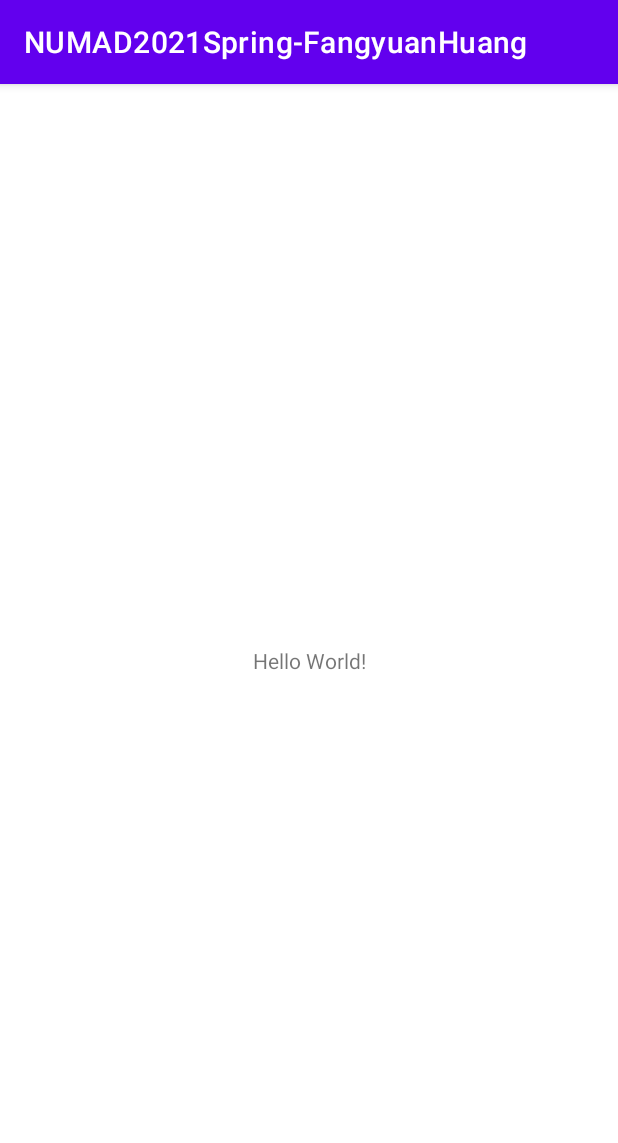
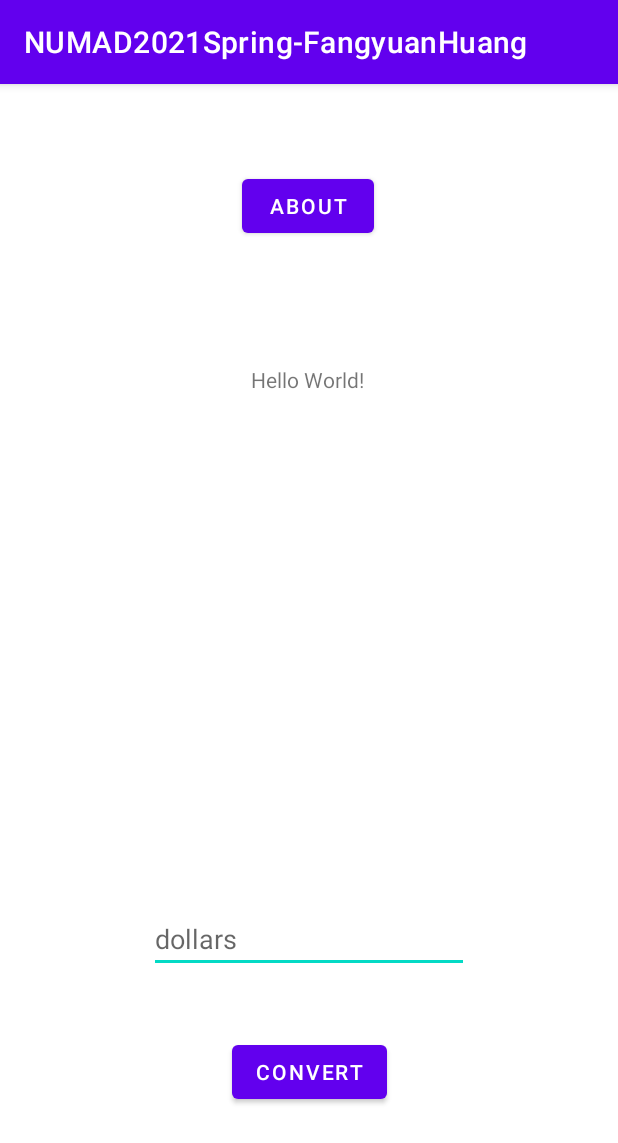
Before and after one commit to tobyatgithub/cs5520MobileAppDesign, an Android app: the screen it shows after launch (MainActivity), on a phone screen of 412 x 824 dp. Shown: the top 1143 px of the screen. Run offline under Robolectric (Android 15) with nearby library versions, the light colour scheme and no system bars.

Commit message:
checking ppoint... kind of working.

```diff
--- a/NUMAD2021Spring-FangyuanHuang/app/src/main/java/edu/neu/madcourse/numad2021spring_fangyuanhuang/MainActivity.java
+++ b/NUMAD2021Spring-FangyuanHuang/app/src/main/java/edu/neu/madcourse/numad2021spring_fangyuanhuang/MainActivity.java
@@ -3,6 +3,12 @@ package edu.neu.madcourse.numad2021spring_fangyuanhuang;
 import androidx.appcompat.app.AppCompatActivity;
 
 import android.os.Bundle;
+import android.view.View;
+import android.widget.EditText;
+import android.widget.TextView;
+
+import java.util.Locale;
+
 
 public class MainActivity extends AppCompatActivity {
 
@@ -11,4 +17,24 @@ public class MainActivity extends AppCompatActivity {
         super.onCreate(savedInstanceState);
         setContentView(R.layout.activity_main);
     }
+
+    public void convertCurrency(View view) {
+        EditText dollarText = findViewById(R.id.dollarText);
+        TextView textView = findViewById(R.id.textView);
+
+        if (!dollarText.getText().toString().equals("")) {
+            float dollarValue = Float.valueOf(dollarText.getText().toString());
+            float euroValue = dollarValue * 0.85F;
+            textView.setText(
+                    String.format(Locale.getDefault(), "%.2f", euroValue));
+        } else {
+            textView.setText(R.string.no_value_string);
+        }
+    }
+
+    public void showAbout(View view) {
+        TextView AboutString = findViewById(R.id.textView);
+        AboutString.setText(R.string.my_info);
+    }
+
 }
--- a/NUMAD2021Spring-FangyuanHuang/app/src/main/res/layout/activity_main.xml
+++ b/NUMAD2021Spring-FangyuanHuang/app/src/main/res/layout/activity_main.xml
@@ -4,15 +4,53 @@
     xmlns:tools="http://schemas.android.com/tools"
     android:layout_width="match_parent"
     android:layout_height="match_parent"
+    android:onClick="convertCurrency"
     tools:context=".MainActivity">
 
     <TextView
+        android:id="@+id/textView"
         android:layout_width="wrap_content"
         android:layout_height="wrap_content"
+        android:layout_marginTop="82dp"
         android:text="Hello World!"
-        app:layout_constraintBottom_toBottomOf="parent"
-        app:layout_constraintLeft_toLeftOf="parent"
-        app:layout_constraintRight_toRightOf="parent"
+        app:layout_constraintEnd_toEndOf="parent"
+        app:layout_constraintHorizontal_bias="0.498"
+        app:layout_constraintStart_toStartOf="parent"
+        app:layout_constraintTop_toBottomOf="@+id/about_button" />
+
+    <Button
+        android:id="@+id/about_button"
+        android:layout_width="wrap_content"
+        android:layout_height="wrap_content"
+        android:layout_marginTop="57dp"
+        android:onClick="showAbout"
+        android:text="@string/about_string"
+        app:layout_constraintEnd_toEndOf="parent"
+        app:layout_constraintHorizontal_bias="0.498"
+        app:layout_constraintStart_toStartOf="parent"
         app:layout_constraintTop_toTopOf="parent" />
 
+    <EditText
+        android:id="@+id/dollarText"
+        android:layout_width="wrap_content"
+        android:layout_height="wrap_content"
+        android:layout_marginBottom="42dp"
+        android:autofillHints=""
+        android:ems="10"
+        android:hint="@string/dollars_hint"
+        android:inputType="numberDecimal"
+        app:layout_constraintBottom_toTopOf="@+id/button3"
+        app:layout_constraintEnd_toEndOf="parent"
+        app:layout_constraintStart_toStartOf="parent" />
+
+    <Button
+        android:id="@+id/button3"
+        android:layout_width="wrap_content"
+        android:layout_height="wrap_content"
+        android:layout_marginBottom="85dp"
+        android:text="@string/convert_string"
+        app:layout_constraintBottom_toBottomOf="parent"
+        app:layout_constraintEnd_toEndOf="parent"
+        app:layout_constraintStart_toStartOf="parent" />
+
 </androidx.constraintlayout.widget.ConstraintLayout>
--- a/NUMAD2021Spring-FangyuanHuang/app/src/main/res/values/strings.xml
+++ b/NUMAD2021Spring-FangyuanHuang/app/src/main/res/values/strings.xml
@@ -1,3 +1,9 @@
 <resources>
     <string name="app_name">NUMAD2021Spring-FangyuanHuang</string>
+    <string name="about_string">About</string>
+    <string name="convert_string">Convert</string>
+    <string name="dollars_hint">dollars</string>
+    <string name="no_value_string">No Value</string>
+<!--    <string name="aboutToShow_string">hummm</string>-->
+    <string name="my_info">Name: Fangyuan Huang \nemail: huang.fan@northeastern.edu</string>
 </resources>
```
